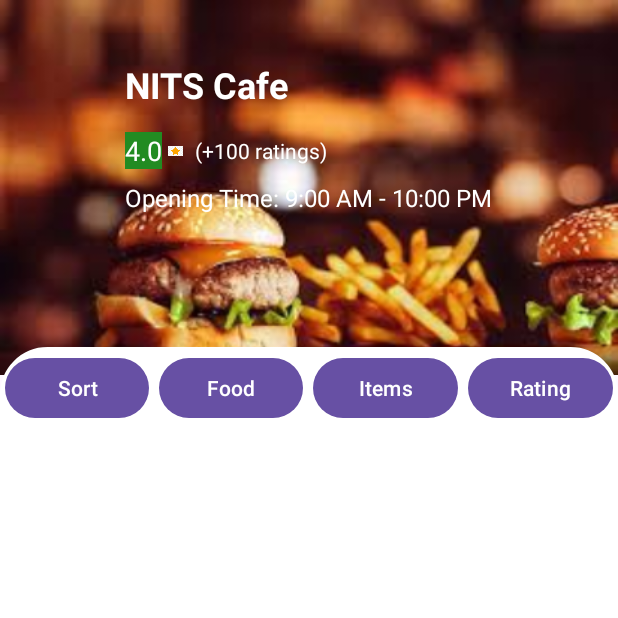
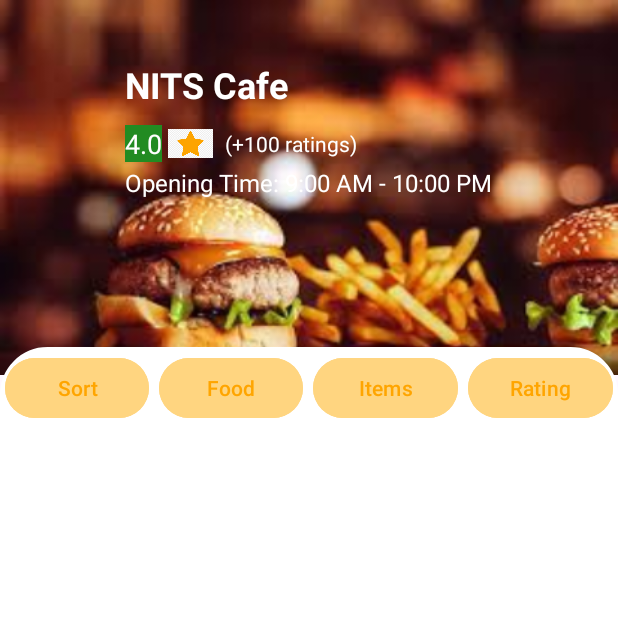
Before and after one commit to parthiv002/Restaurant_page, an Android app: the screen it shows after launch (MainActivity), on a phone screen of 412 x 824 dp, the top half of it. Run offline under Robolectric (Android 15) with nearby library versions, the light colour scheme and no system bars.

Commit message:
fixed ui issues

```diff
--- a/app/src/main/java/com/example/restaurant_page/MainActivity.kt
+++ b/app/src/main/java/com/example/restaurant_page/MainActivity.kt
@@ -2,10 +2,16 @@ package com.example.restaurant_page
 
 import androidx.appcompat.app.AppCompatActivity
 import android.os.Bundle
+import android.view.WindowManager
 
 class MainActivity : AppCompatActivity() {
     override fun onCreate(savedInstanceState: Bundle?) {
         super.onCreate(savedInstanceState)
         setContentView(R.layout.activity_main)
+
+        window.setFlags(
+            WindowManager.LayoutParams.FLAG_LAYOUT_NO_LIMITS,
+            WindowManager.LayoutParams.FLAG_LAYOUT_NO_LIMITS
+        )
     }
 }
--- a/app/src/main/res/layout/activity_main.xml
+++ b/app/src/main/res/layout/activity_main.xml
@@ -48,8 +48,8 @@
                     android:textSize="18sp" />
 
                 <ImageView
-                    android:layout_width="10dp"
-                    android:layout_height="40dp"
+                    android:layout_width="30dp"
+                    android:layout_height="30dp"
                     android:layout_marginStart="4dp"
                     android:src="@drawable/star_rating" />
 
@@ -90,7 +90,6 @@
         android:layout_height="match_parent">
 
         <LinearLayout
-            xmlns:android="http://schemas.android.com/apk/res/android"
             android:layout_width="match_parent"
             android:layout_height="wrap_content"
             android:orientation="horizontal">
@@ -99,29 +98,41 @@
                 android:layout_width="0dp"
                 android:layout_height="wrap_content"
                 android:layout_weight="1"
-                android:text="Sort"
-                android:layout_margin="3dp"/>
+                android:text="@string/sort"
+                android:textColor="#FFA500"
+                android:layout_margin="3dp"
+                style="?android:attr/buttonBarButtonStyle"
+                android:backgroundTint="#FFD580"/>
 
             <Button
                 android:layout_width="0dp"
                 android:layout_height="wrap_content"
                 android:layout_weight="1"
-                android:text="Food"
-                android:layout_margin="3dp"/>
+                android:text="@string/food"
+                android:textColor="#FFA500"
+                android:layout_margin="3dp"
+                style="?android:attr/buttonBarButtonStyle"
+                android:backgroundTint="#FFD580"/>
 
             <Button
                 android:layout_width="0dp"
                 android:layout_height="wrap_content"
                 android:layout_weight="1"
-                android:text="Items"
-                android:layout_margin="3dp"/>
+                android:text="@string/items"
+                android:textColor="#FFA500"
+                android:layout_margin="3dp"
+                style="?android:attr/buttonBarButtonStyle"
+                android:backgroundTint="#FFD580"/>
 
             <Button
                 android:layout_width="0dp"
                 android:layout_height="wrap_content"
                 android:layout_weight="1"
-                android:text="Rating"
-                android:layout_margin="3dp"/>
+                android:text="@string/rating"
+                android:textColor="#FFA500"
+                android:layout_margin="3dp"
+                style="?android:attr/buttonBarButtonStyle"
+                android:backgroundTint="#FFD580"/>
         </LinearLayout>
 
         <LinearLayout
--- a/app/src/main/res/values-night/themes.xml
+++ b/app/src/main/res/values-night/themes.xml
@@ -3,5 +3,6 @@
     <style name="Base.Theme.Restaurant_page" parent="Theme.Material3.DayNight.NoActionBar">
         <!-- Customize your dark theme here. -->
         <!-- <item name="colorPrimary">@color/my_dark_primary</item> -->
+        <item name="android:statusBarColor">@color/black</item>
     </style>
 </resources>
--- a/app/src/main/res/values/strings.xml
+++ b/app/src/main/res/values/strings.xml
@@ -1,4 +1,8 @@
 <resources>
     <string name="app_name">Restaurant_page</string>
     <string name="nits_cafe">NITS Cafe</string>
+    <string name="sort">Sort</string>
+    <string name="food">Food</string>
+    <string name="items">Items</string>
+    <string name="rating">Rating</string>
 </resources>
--- a/app/src/main/res/values/themes.xml
+++ b/app/src/main/res/values/themes.xml
@@ -3,6 +3,7 @@
     <style name="Base.Theme.Restaurant_page" parent="Theme.Material3.DayNight.NoActionBar">
         <!-- Customize your light theme here. -->
         <!-- <item name="colorPrimary">@color/my_light_primary</item> -->
+        <item name="android:statusBarColor">@color/black</item>
     </style>
 
     <style name="Theme.Restaurant_page" parent="Base.Theme.Restaurant_page" />
```
